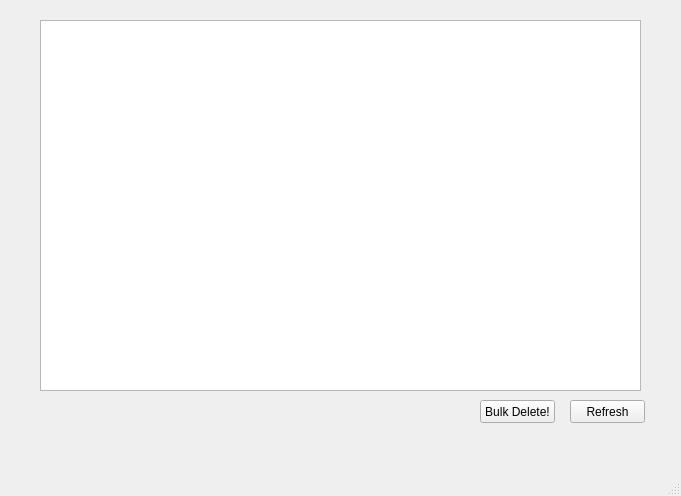
Old version of the form gui_widget.ui in the repository bachp2/find_duplicate_images.
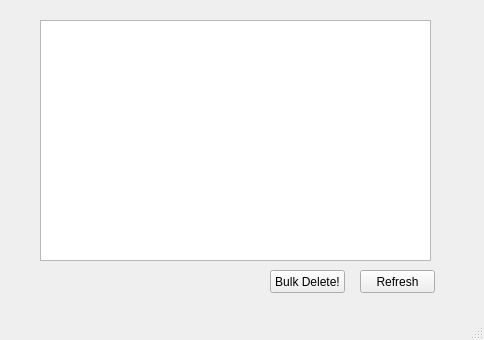
New version of the form. Icons and pictures are not drawn.

Commit message: message box as the start of the program

```diff
--- a/gui_widget.ui
+++ b/gui_widget.ui
@@ -6,8 +6,8 @@
    <rect>
     <x>0</x>
     <y>0</y>
-    <width>681</width>
-    <height>496</height>
+    <width>484</width>
+    <height>340</height>
    </rect>
   </property>
   <property name="windowTitle">
@@ -23,16 +23,16 @@
      <rect>
       <x>40</x>
       <y>20</y>
-      <width>601</width>
-      <height>371</height>
+      <width>391</width>
+      <height>241</height>
      </rect>
     </property>
    </widget>
    <widget class="QPushButton" name="pushButton">
     <property name="geometry">
      <rect>
-      <x>480</x>
-      <y>400</y>
+      <x>270</x>
+      <y>270</y>
       <width>75</width>
       <height>23</height>
      </rect>
@@ -44,8 +44,8 @@
    <widget class="QPushButton" name="pushButton_2">
     <property name="geometry">
      <rect>
-      <x>570</x>
-      <y>400</y>
+      <x>360</x>
+      <y>270</y>
       <width>75</width>
       <height>23</height>
      </rect>
```
Left out of the diff: 2 changed lines with no effect on the pictures. The commit also changes 1 other file.
